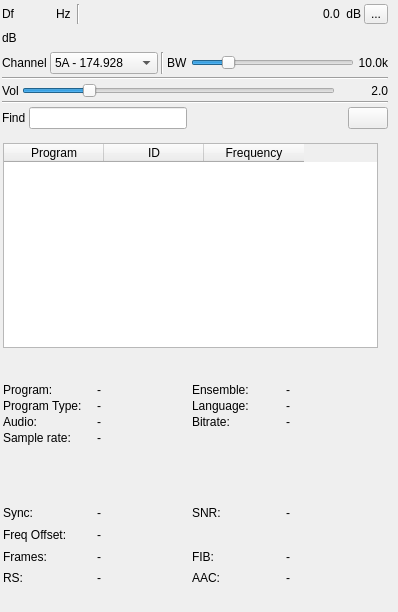
Above: plugins/channelrx/demoddab/dabdemodgui.ui from f4exb/sdrangel before the change. Below: the same form after it.
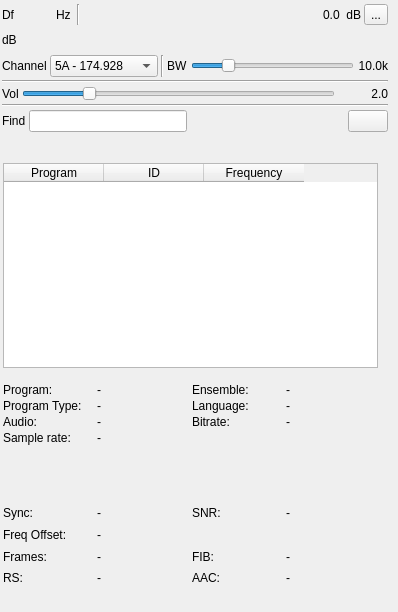
That is the form after the change. Icons and pictures are not drawn. Custom widgets are drawn as their Qt base class.

Commit message: Display warnings in ADS-B and DAB if sample rate is too low

Diff of the .ui file:
```diff
--- a/plugins/channelrx/demoddab/dabdemodgui.ui
+++ b/plugins/channelrx/demoddab/dabdemodgui.ui
@@ -43,7 +43,7 @@
      <x>0</x>
      <y>0</y>
      <width>390</width>
-     <height>131</height>
+     <height>151</height>
     </rect>
    </property>
    <property name="minimumSize">
@@ -610,13 +610,20 @@
       </item>
      </layout>
     </item>
+    <item>
+     <widget class="QLabel" name="warning">
+      <property name="text">
+       <string/>
+      </property>
+     </widget>
+    </item>
    </layout>
   </widget>
   <widget class="QWidget" name="programContainer" native="true">
    <property name="geometry">
     <rect>
      <x>0</x>
-     <y>140</y>
+     <y>160</y>
      <width>381</width>
      <height>211</height>
     </rect>
```
The commit also changes 4 other files.
